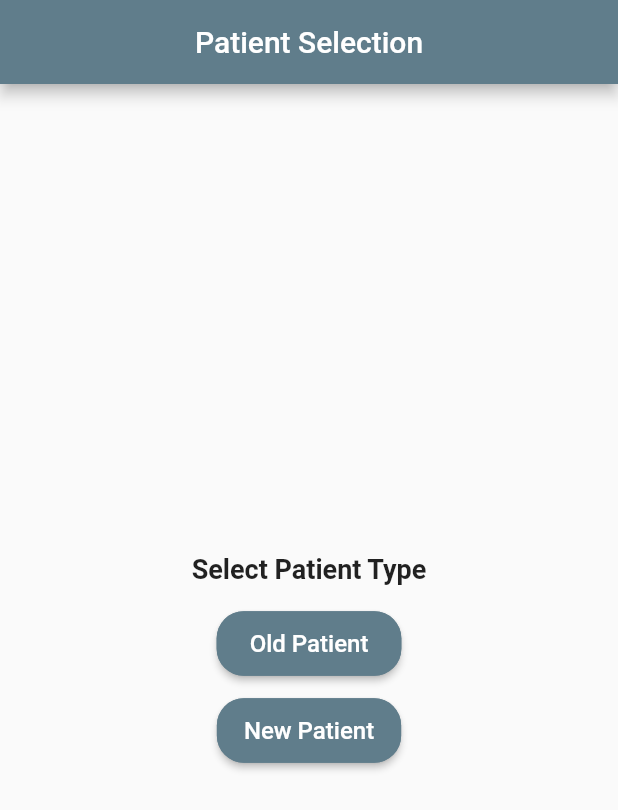
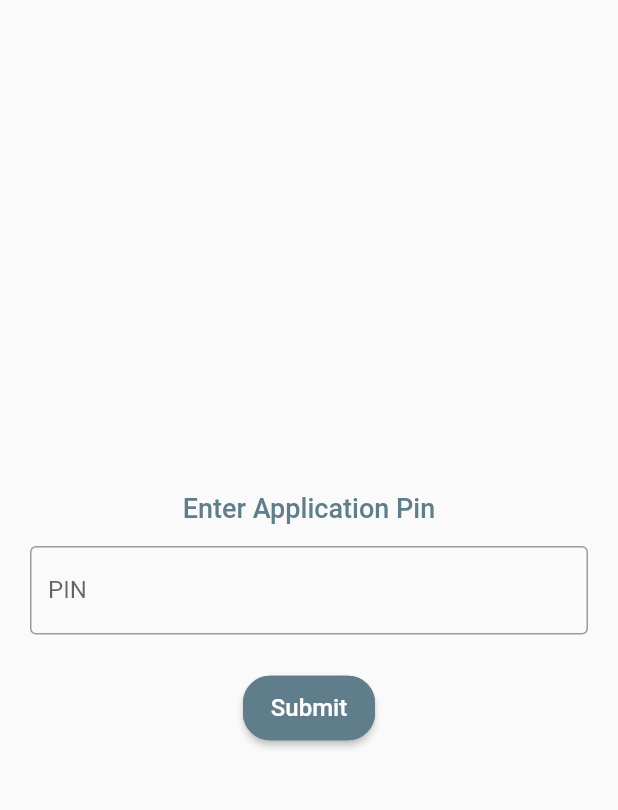
Before and after one commit to kaykobad/EyeCapture-Flutter, a Flutter app: the screen it shows after launch, on a phone screen of 412 x 824 dp. Shown: the top 810 px of the screen. Run offline on Flutter 3.47's test engine with Material 2 defaults, Android fonts, the phone set to English and light mode, and no system bars; our stand-ins replace bloc, camera, equatable, flutter_bloc, flutter_spinkit, sqflite; accounts and stored records are empty.

Commit message:
Add pin input field

```diff
--- a/lib/constants/strings.dart
+++ b/lib/constants/strings.dart
@@ -20,3 +20,5 @@ const String DELETE_PATIENT_DIALOG_MESSAGE = "Are you sure you want to delete th
 const String DELETE_APPOINTMENT_DIALOG_HEADER= "Delete Appointment?";
 const String DELETE_APPOINTMENT_DIALOG_MESSAGE = "Are you sure you want to delete this appointment? All data will be deleted.";
 const String HOME = "Home";
+const String PIN_INPUT_PROMPT = "Enter Application Pin";
+const String SUBMIT_BUTTON = "Submit";
--- /dev/null
+++ b/lib/ui/opening_pages/pin_input_page.dart
@@ -0,0 +1,136 @@
+import 'package:eye_capture/constants/numbers.dart';
+import 'package:eye_capture/constants/strings.dart';
+import 'package:eye_capture/ui/opening_pages/patient_selection_page.dart';
+import 'package:flutter/material.dart';
+
+class PinInputPage extends StatefulWidget {
+  @override
+  _PinInputPageState createState() => _PinInputPageState();
+}
+
+class _PinInputPageState extends State<PinInputPage> {
+  TextEditingController _pinInputController;
+  GlobalKey<FormState> _formKey;
+  bool _hasError;
+
+  @override
+  void initState() {
+    super.initState();
+    _pinInputController = TextEditingController();
+    _formKey = GlobalKey<FormState>();
+    _hasError = false;
+  }
+
+  @override
+  void dispose() {
+    super.dispose();
+    _pinInputController.dispose();
+  }
+
+  @override
+  Widget build(BuildContext context) {
+    return Scaffold(
+      body: Center(
+        child: Container(
+          padding: EdgeInsets.all(PAGE_PADDING),
+          child: Form(
+            key: _formKey,
+            autovalidate: true,
+            child: Column(
+              mainAxisAlignment: MainAxisAlignment.center,
+              children: <Widget>[
+                Text(
+                  PIN_INPUT_PROMPT,
+                  style: TextStyle(
+                    color: Colors.blueGrey,
+                    fontWeight: FontWeight.w500,
+                    fontSize: TITLE_FONT_SIZE,
+                  ),
+                ),
+                SizedBox(height: 15.0),
+                _getPinField(),
+                SizedBox(height: 10.0),
+                _hasError ? _errorPrompt() : Container(),
+                SizedBox(height: 15.0),
+                _getSubmitButton(),
+              ],
+            ),
+          ),
+        ),
+      ),
+    );
+  }
+
+  TextFormField _getPinField() {
+    return TextFormField(
+      obscureText: true,
+      decoration: InputDecoration(
+        labelText: "PIN",
+        border: OutlineInputBorder(
+          borderSide: BorderSide(color: Colors.blueGrey, width: 0.0),
+        ),
+      ),
+      keyboardType: TextInputType.number,
+      controller: _pinInputController,
+      validator: (value) {
+        RegExp ageExp = RegExp(r"^\d*$");
+        if (!ageExp.hasMatch(value)) {
+          return "Please enter a valid pin";
+        }
+        return null;
+      },
+    );
+  }
+
+  void _validateInputs() {
+    if (_formKey.currentState.validate()) {
+      String pin = _pinInputController.text;
+      print("$pin");
+
+      if (pin == "131295") {
+        Navigator.of(context).pushReplacement(
+          MaterialPageRoute(
+            builder: (context) => PatientTypeSelectionPage(),
+          ),
+        );
+      }
+      else {
+        setState(() {
+          _hasError = true;
+        });
+      }
+    }
+  }
+
+  RaisedButton _getSubmitButton() {
+    return RaisedButton(
+      child: Text(
+        SUBMIT_BUTTON,
+        style: TextStyle(
+          color: Colors.white,
+          fontSize: REGULAR_FONT_SIZE,
+        ),
+      ),
+      shape: RoundedRectangleBorder(
+          borderRadius: BorderRadius.circular(BUTTON_BORDER_RADIUS),
+          side: BorderSide(color: Colors.blueGrey)),
+      padding: EdgeInsets.symmetric(
+        horizontal: BUTTON_PADDING_LEFT,
+        vertical: BUTTON_PADDING_TOP,
+      ),
+      onPressed: () {
+        print("Submit pressed");
+        _validateInputs();
+      },
+    );
+  }
+
+  Text _errorPrompt() {
+    return Text(
+      "Invaid PIN. Please enter a valid PIN.",
+      style: TextStyle(
+        color: Colors.red,
+      ),
+    );
+  }
+}
--- a/lib/ui/opening_pages/splash_page.dart
+++ b/lib/ui/opening_pages/splash_page.dart
@@ -1,6 +1,7 @@
 import 'package:eye_capture/constants/numbers.dart';
 import 'package:eye_capture/constants/strings.dart';
 import 'package:eye_capture/ui/opening_pages/patient_selection_page.dart';
+import 'package:eye_capture/ui/opening_pages/pin_input_page.dart';
 import 'package:eye_capture/ui/opening_pages/splash_bloc.dart';
 import 'package:eye_capture/ui/opening_pages/splash_event.dart';
 import 'package:eye_capture/ui/opening_pages/splash_state.dart';
@@ -41,7 +42,7 @@ class _EyeCaptureSplashScreenState extends State<EyeCaptureSplashScreen> {
             Navigator.pushReplacement(
                 context,
                 MaterialPageRoute(
-                  builder: (context) => PatientTypeSelectionPage(),
+                  builder: (context) => PinInputPage(),
                 ));
           } else if (state is DataFetchFailureState) {
             print("Something went wrong");
--- a/pubspec.yaml
+++ b/pubspec.yaml
@@ -28,6 +28,7 @@ dependencies:
   sqflite: any
   path: ^1.6.2
   path_provider: any
+  shared_preferences: any
   # The following adds the Cupertino Icons font to your application.
   # Use with the CupertinoIcons class for iOS style icons.
   cupertino_icons: ^0.1.2
```
Also changed, not shown: pubspec.lock.
